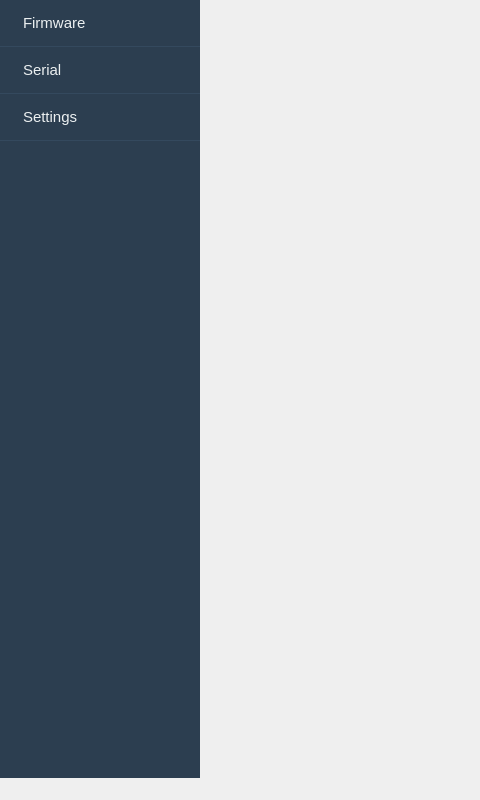
weiliankang/fpv-pc-tool, file mainwindow.ui: the form before one commit; both pictures show x 0 to 480 and y 0 to 800 of the 1300 by 800 pixel window.
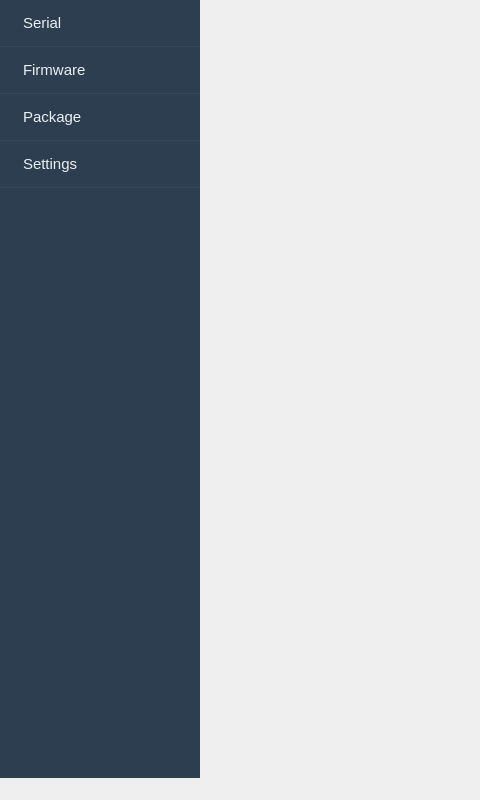
The form after the commit.

Diff of the .ui file:
```diff
--- a/mainwindow.ui
+++ b/mainwindow.ui
@@ -70,16 +70,21 @@
     padding-left: 16px;
 }</string>
       </property>
-      <item>
-       <property name="text">
-        <string>Firmware</string>
-       </property>
-      </item>
       <item>
        <property name="text">
         <string>Serial</string>
        </property>
       </item>
+      <item>
+       <property name="text">
+        <string>Firmware</string>
+       </property>
+      </item>
+      <item>
+       <property name="text">
+        <string>Package</string>
+       </property>
+      </item>
       <item>
        <property name="text">
         <string>Settings</string>
```
Left out of the diff: 2 changed lines with no effect on the pictures.
